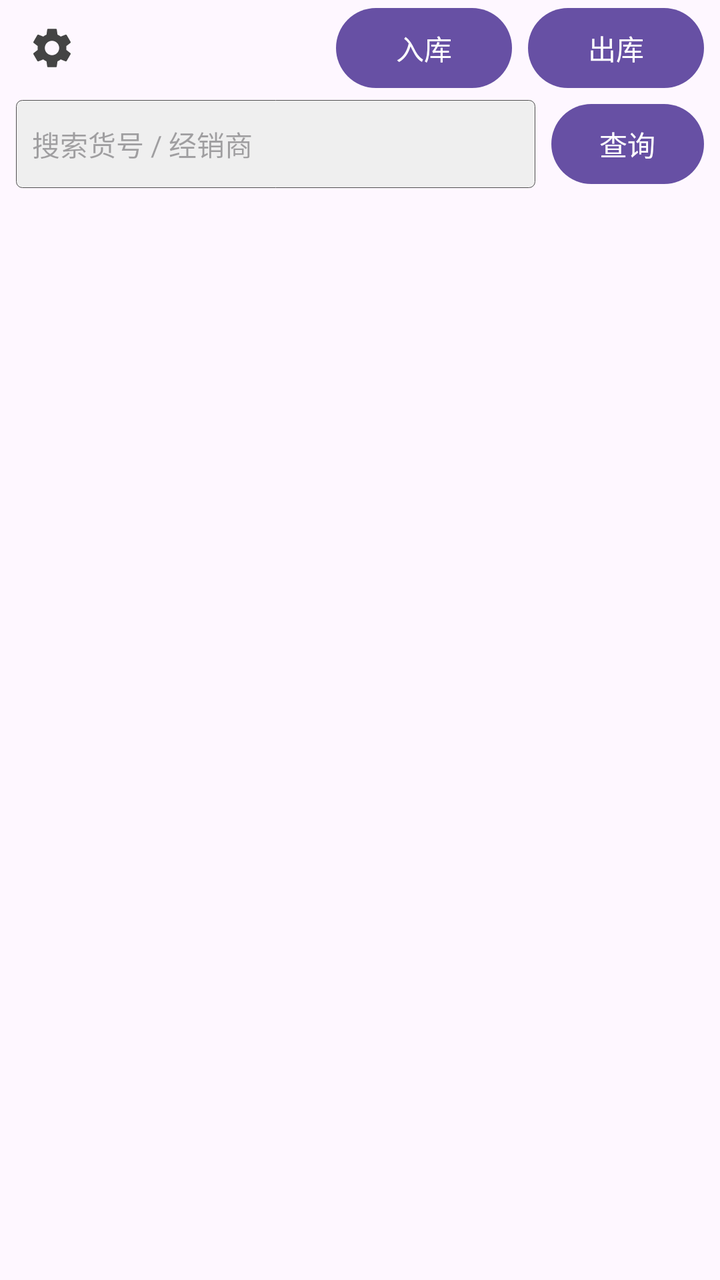
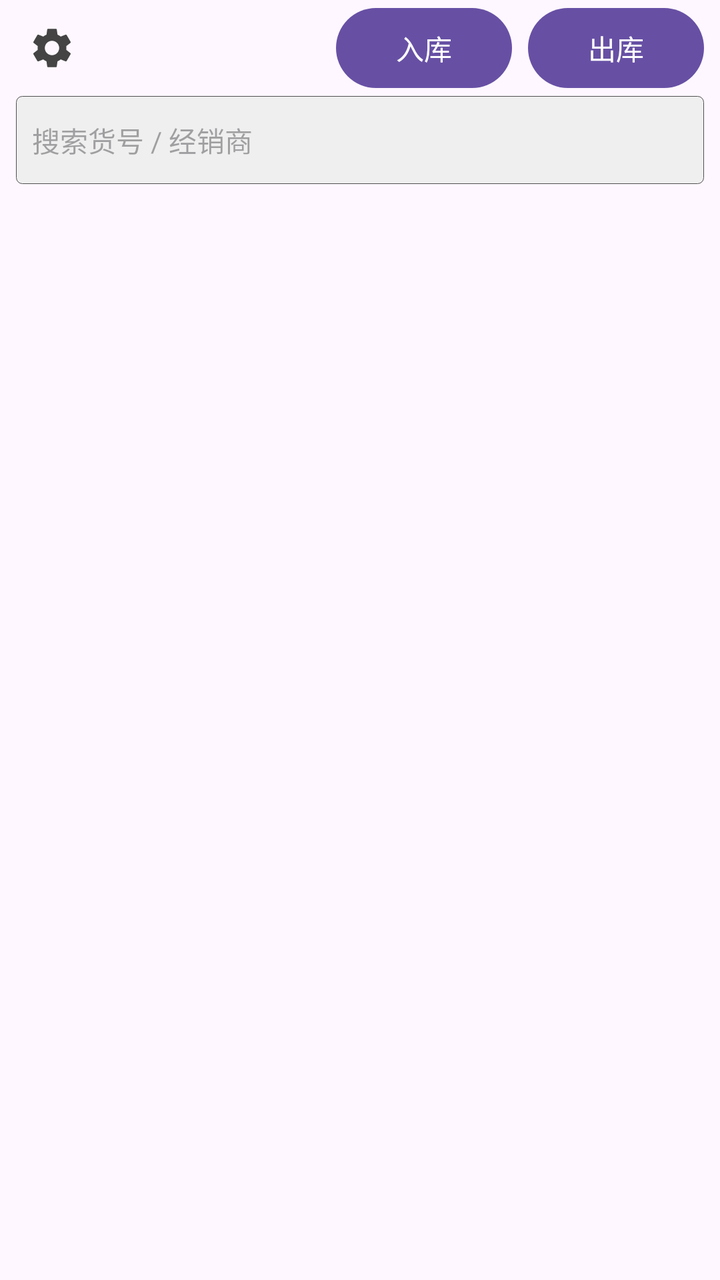

Compare the two renders of this Android layout. The source of the first and the diff that turns it into the second are given below.
<!-- AndroidManifest.xml: application theme Theme.MyApplication -->
<!-- res/layout/fragment_ware.xml -->
<?xml version="1.0" encoding="utf-8"?>
<androidx.drawerlayout.widget.DrawerLayout xmlns:android="http://schemas.android.com/apk/res/android"
    xmlns:tools="http://schemas.android.com/tools"
    android:id="@+id/ware_drawer"
    android:layout_width="match_parent"
    android:layout_height="match_parent"
    tools:context=".activity.WareFragment">

    <LinearLayout
        android:layout_width="match_parent"
        android:layout_height="match_parent"
        android:orientation="vertical">

        
        <LinearLayout
            android:layout_width="match_parent"
            android:layout_height="wrap_content"
            android:gravity="center_vertical"
            android:orientation="horizontal"
            android:paddingStart="4dp"
            android:paddingEnd="8dp">

            <ImageButton
                android:id="@+id/button_settings"
                android:layout_width="44dp"
                android:layout_height="44dp"
                android:background="?attr/selectableItemBackgroundBorderless"
                android:contentDescription="@string/settings_title"
                android:src="@drawable/ic_settings" />

            <View
                android:layout_width="0dp"
                android:layout_height="1dp"
                android:layout_weight="1" />

            <Button
                android:id="@+id/purchase_button"
                android:layout_width="wrap_content"
                android:layout_height="wrap_content"
                android:text="@string/purchase_button" />

            <Button
                android:id="@+id/selling_button"
                android:layout_width="wrap_content"
                android:layout_height="wrap_content"
                android:layout_marginStart="8dp"
                android:text="@string/selling_button" />
        </LinearLayout>

        
        <LinearLayout
            android:layout_width="match_parent"
            android:layout_height="wrap_content"
            android:gravity="center_vertical"
            android:orientation="horizontal"
            android:paddingStart="8dp"
            android:paddingEnd="8dp"
            android:paddingBottom="4dp">

            <EditText
                android:id="@+id/search_inventory"
                android:layout_width="0dp"
                android:layout_height="44dp"
                android:layout_weight="1"
                android:autofillHints=""
                android:background="@drawable/edit_border"
                android:hint="@string/inventory_search_hint"
                android:imeOptions="actionSearch"
                android:inputType="text"
                android:paddingStart="8dp"
                android:paddingEnd="8dp"
                android:singleLine="true"
                android:textSize="14sp"
                tools:ignore="LabelFor" />

            <Button
                android:id="@+id/button_inventory_search"
                android:layout_width="wrap_content"
                android:layout_height="wrap_content"
                android:layout_marginStart="8dp"
                android:minWidth="0dp"
                android:text="@string/inventory_search_query" />
        </LinearLayout>

        <TextView
            android:id="@+id/inventory_empty"
            android:layout_width="match_parent"
            android:layout_height="wrap_content"
            android:gravity="center"
            android:padding="32dp"
            android:text="@string/inventory_empty"
            android:textSize="16sp"
            android:visibility="gone"
            tools:visibility="visible" />

        <ScrollView
            android:layout_width="match_parent"
            android:layout_height="0dp"
            android:layout_weight="1"
            android:fillViewport="true">

            <LinearLayout
                android:id="@+id/inventory_table"
                android:layout_width="match_parent"
                android:layout_height="wrap_content"
                android:orientation="vertical"
                android:paddingStart="4dp"
                android:paddingEnd="4dp" />
        </ScrollView>
    </LinearLayout>

    
    <LinearLayout
        android:layout_width="280dp"
        android:layout_height="match_parent"
        android:layout_gravity="start"
        android:background="@color/white"
        android:orientation="vertical">

        <TextView
            android:layout_width="match_parent"
            android:layout_height="wrap_content"
            android:background="@color/table_head_bg"
            android:padding="16dp"
            android:text="@string/settings_title"
            android:textColor="@color/black"
            android:textSize="18sp"
            android:textStyle="bold" />

        
        <LinearLayout
            android:id="@+id/row_backup"
            android:layout_width="match_parent"
            android:layout_height="56dp"
            android:background="?attr/selectableItemBackground"
            android:clickable="true"
            android:focusable="true"
            android:gravity="center_vertical"
            android:orientation="horizontal"
            android:paddingStart="16dp"
            android:paddingEnd="16dp">

            <TextView
                android:layout_width="match_parent"
                android:layout_height="wrap_content"
                android:text="@string/settings_backup"
                android:textColor="@color/black"
                android:textSize="16sp" />
        </LinearLayout>

        <View
            android:layout_width="match_parent"
            android:layout_height="0.5px"
            android:background="#505050" />

        
    </LinearLayout>
</androidx.drawerlayout.widget.DrawerLayout>
<!-- resources referenced by this layout -->
<resources>
  <color name="black">#FF000000</color>
  <color name="table_head_bg">#FFF7E8</color>
  <color name="white">#FFFFFFFF</color>
  <!-- drawable edit_border (drawable) -->
  <?xml version="1.0" encoding="utf-8"?>
  <layer-list
      xmlns:android="http://schemas.android.com/apk/res/android">
      <item>
          <shape
              android:shape="rectangle">
              <solid
                  android:color="#EFEFEF"/>
              <corners
                  android:radius="3dip"
                  />
              <stroke
                  android:width="0.5px"
                  android:color="#505050"/>
          </shape>
      </item>
  </layer-list>
  <!-- drawable ic_settings (drawable) -->
  <?xml version="1.0" encoding="utf-8"?>
  <vector xmlns:android="http://schemas.android.com/apk/res/android"
      android:width="24dp"
      android:height="24dp"
      android:viewportWidth="24"
      android:viewportHeight="24">
      <path
          android:fillColor="#FF444444"
          android:pathData="M19.14,12.94c0.04,-0.3 0.06,-0.61 0.06,-0.94c0,-0.32 -0.02,-0.64 -0.07,-0.94l2.03,-1.58c0.18,-0.14 0.23,-0.41 0.12,-0.61l-1.92,-3.32c-0.12,-0.22 -0.37,-0.29 -0.59,-0.22l-2.39,0.96c-0.5,-0.38 -1.03,-0.7 -1.62,-0.94L14.4,2.81c-0.04,-0.24 -0.24,-0.41 -0.48,-0.41h-3.84c-0.24,0 -0.43,0.17 -0.47,0.41L9.25,5.35C8.66,5.59 8.12,5.92 7.63,6.29L5.24,5.33c-0.22,-0.08 -0.47,0 -0.59,0.22L2.74,8.87C2.62,9.08 2.66,9.34 2.86,9.48l2.03,1.58C4.84,11.36 4.8,11.69 4.8,12s0.02,0.64 0.07,0.94l-2.03,1.58c-0.18,0.14 -0.23,0.41 -0.12,0.61l1.92,3.32c0.12,0.22 0.37,0.29 0.59,0.22l2.39,-0.96c0.5,0.38 1.03,0.7 1.62,0.94l0.36,2.54c0.05,0.24 0.24,0.41 0.48,0.41h3.84c0.24,0 0.44,-0.17 0.47,-0.41l0.36,-2.54c0.59,-0.24 1.13,-0.56 1.62,-0.94l2.39,0.96c0.22,0.08 0.47,0 0.59,-0.22l1.92,-3.32c0.12,-0.22 0.07,-0.47 -0.12,-0.61L19.14,12.94zM12,15.6c-1.98,0 -3.6,-1.62 -3.6,-3.6s1.62,-3.6 3.6,-3.6s3.6,1.62 3.6,3.6S13.98,15.6 12,15.6z" />
  </vector>
  <string name="inventory_empty">还没有存量，点右上角的「入库」开始记吧</string>
  <string name="inventory_search_hint">搜索货号 / 经销商</string>
  <string name="inventory_search_query">查询</string>
  <string name="purchase_button">入库</string>
  <string name="selling_button">出库</string>
  <string name="settings_backup">数据备份 / 恢复</string>
  <string name="settings_title">设置</string>
  <style name="Theme.MyApplication" parent="Base.Theme.MyApplication" />
  <style name="Base.Theme.MyApplication" parent="Theme.Material3.DayNight.NoActionBar">
          
          
      </style>
</resources>

<!-- the commit's change to res/layout/fragment_ware.xml (unified diff, before → after) -->
@@ -48,39 +48,22 @@
         </LinearLayout>
 
         
-        <LinearLayout
+        <EditText
+            android:id="@+id/search_inventory"
             android:layout_width="match_parent"
-            android:layout_height="wrap_content"
-            android:gravity="center_vertical"
-            android:orientation="horizontal"
+            android:layout_height="44dp"
+            android:layout_marginStart="8dp"
+            android:layout_marginEnd="8dp"
+            android:layout_marginBottom="4dp"
+            android:autofillHints=""
+            android:background="@drawable/edit_border"
+            android:hint="@string/inventory_search_hint"
+            android:inputType="text"
             android:paddingStart="8dp"
             android:paddingEnd="8dp"
-            android:paddingBottom="4dp">
-
-            <EditText
-                android:id="@+id/search_inventory"
-                android:layout_width="0dp"
-                android:layout_height="44dp"
-                android:layout_weight="1"
-                android:autofillHints=""
-                android:background="@drawable/edit_border"
-                android:hint="@string/inventory_search_hint"
-                android:imeOptions="actionSearch"
-                android:inputType="text"
-                android:paddingStart="8dp"
-                android:paddingEnd="8dp"
-                android:singleLine="true"
-                android:textSize="14sp"
-                tools:ignore="LabelFor" />
-
-            <Button
-                android:id="@+id/button_inventory_search"
-                android:layout_width="wrap_content"
-                android:layout_height="wrap_content"
-                android:layout_marginStart="8dp"
-                android:minWidth="0dp"
-                android:text="@string/inventory_search_query" />
-        </LinearLayout>
+            android:singleLine="true"
+            android:textSize="14sp"
+            tools:ignore="LabelFor" />
 
         <TextView
             android:id="@+id/inventory_empty"
<!-- resource entries referenced after the edit -->
@@ -34,7 +34,6 @@
   </vector>
   <string name="inventory_empty">还没有存量，点右上角的「入库」开始记吧</string>
   <string name="inventory_search_hint">搜索货号 / 经销商</string>
-  <string name="inventory_search_query">查询</string>
   <string name="purchase_button">入库</string>
   <string name="selling_button">出库</string>
   <string name="settings_backup">数据备份 / 恢复</string>
